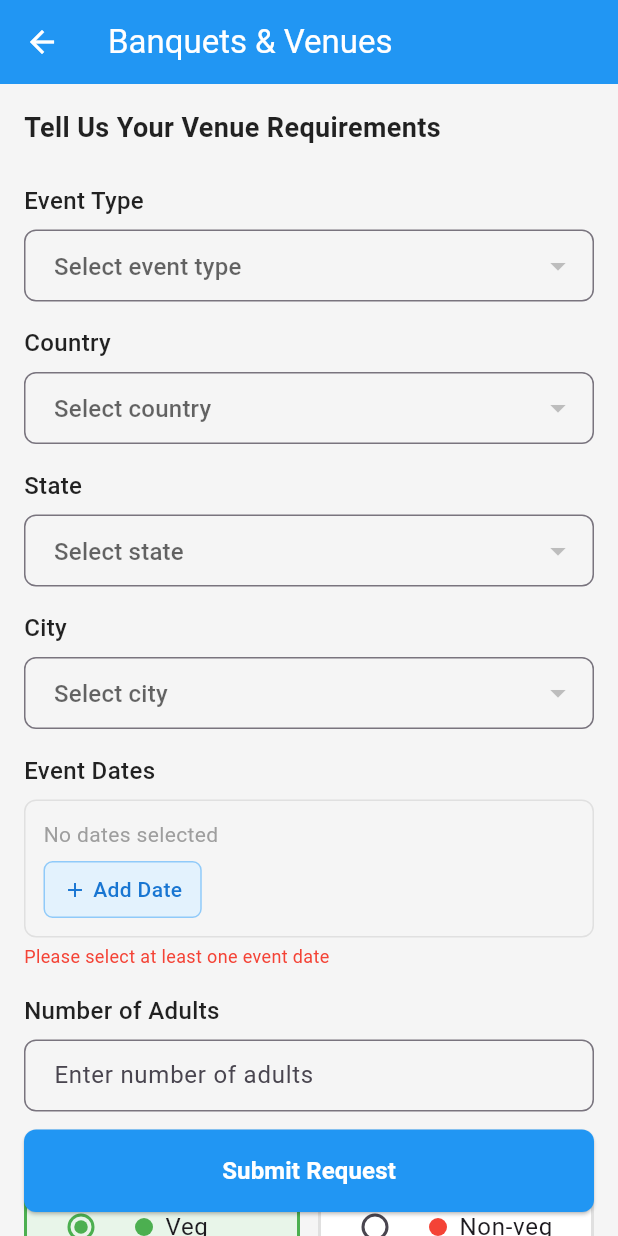
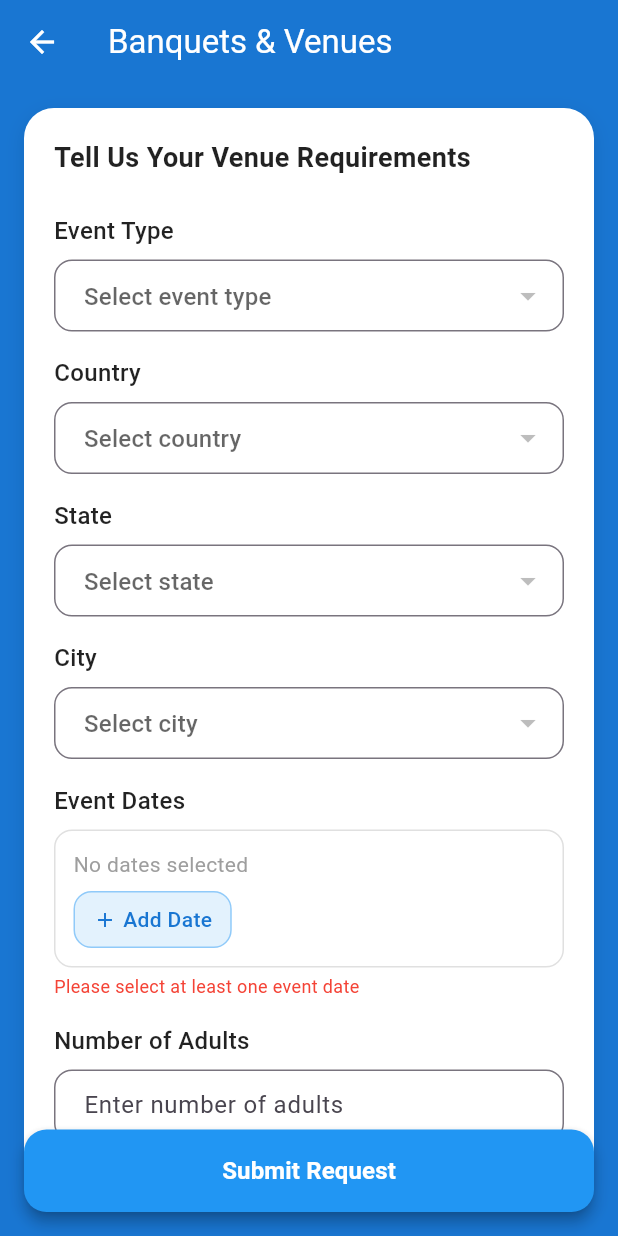
Before and after one commit to Aman-Pathak-0243/ssquad_assignment, a Flutter app: the BanquetFormScreen screen opened directly, on a phone screen of 412 x 824 dp. Run offline on Flutter 3.47's test engine with Material 3 defaults, Android fonts, the phone set to English and light mode, and no system bars; our stand-ins replace cached_network_image, dio, flutter_dotenv; network calls fail.

Commit message:
final version till update

```diff
--- a/frontend/lib/screens/banquet_form_screen.dart
+++ b/frontend/lib/screens/banquet_form_screen.dart
@@ -56,10 +56,16 @@ class _BanquetFormScreenState extends State<BanquetFormScreen> {
   @override
   Widget build(BuildContext context) {
     return Scaffold(
+      backgroundColor: const Color(0xFF1976D2), // Bluish background
       appBar: AppBar(
-        title: const Text('Banquets & Venues'),
+        title: const Text(
+          'Banquets & Venues',
+          style: TextStyle(color: Colors.white),
+        ),
+        backgroundColor: const Color(0xFF1976D2),
+        elevation: 0,
         leading: IconButton(
-          icon: const Icon(Icons.arrow_back),
+          icon: const Icon(Icons.arrow_back, color: Colors.white),
           onPressed: () => Navigator.pop(context),
         ),
       ),
@@ -70,9 +76,22 @@ class _BanquetFormScreenState extends State<BanquetFormScreen> {
             child: Column(
               children: [
                 Expanded(
+                  child: Container(
+                    margin: const EdgeInsets.all(16),
+                    decoration: BoxDecoration(
+                      color: Colors.white,
+                      borderRadius: BorderRadius.circular(20),
+                      boxShadow: [
+                        BoxShadow(
+                          color: Colors.black.withOpacity(0.1),
+                          blurRadius: 10,
+                          offset: const Offset(0, 4),
+                        ),
+                      ],
+                    ),
                     child: SingleChildScrollView(
                       controller: _scrollController,
-                    padding: const EdgeInsets.all(16),
+                      padding: const EdgeInsets.all(20),
                       child: Column(
                         crossAxisAlignment: CrossAxisAlignment.start,
                         children: [
@@ -111,8 +130,9 @@ class _BanquetFormScreenState extends State<BanquetFormScreen> {
                           const SizedBox(height: 16),
 
                           _buildNotesField(),
-                        const SizedBox(height: 100), // Extra space for FAB
+                          const SizedBox(height: 80), // Extra space for FAB
                         ],
+                      ),
                     ),
                   ),
                 ),
@@ -133,8 +153,9 @@ class _BanquetFormScreenState extends State<BanquetFormScreen> {
                 foregroundColor: Colors.white,
                 padding: const EdgeInsets.symmetric(vertical: 16),
                 shape: RoundedRectangleBorder(
-                  borderRadius: BorderRadius.circular(8),
+                  borderRadius: BorderRadius.circular(15), // More rounded
                 ),
+                elevation: 4,
               ),
               child: appState.isSubmittingRequest
                   ? const Row(
@@ -186,7 +207,7 @@ class _BanquetFormScreenState extends State<BanquetFormScreen> {
           decoration: InputDecoration(
             hintText: 'Select event type',
             border: OutlineInputBorder(
-              borderRadius: BorderRadius.circular(8),
+              borderRadius: BorderRadius.circular(12),
             ),
             contentPadding:
                 const EdgeInsets.symmetric(horizontal: 16, vertical: 12),
@@ -228,7 +249,7 @@ class _BanquetFormScreenState extends State<BanquetFormScreen> {
           decoration: InputDecoration(
             hintText: 'Select country',
             border: OutlineInputBorder(
-              borderRadius: BorderRadius.circular(8),
+              borderRadius: BorderRadius.circular(12),
             ),
             contentPadding:
                 const EdgeInsets.symmetric(horizontal: 16, vertical: 12),
@@ -268,21 +289,23 @@ class _BanquetFormScreenState extends State<BanquetFormScreen> {
         DropdownButtonFormField<Location>(
           value: _selectedState,
           decoration: InputDecoration(
-            hintText: 'Select state',
+            hintText:
+                appState.isLoadingStates ? 'Loading states...' : 'Select state',
             border: OutlineInputBorder(
-              borderRadius: BorderRadius.circular(8),
+              borderRadius: BorderRadius.circular(12),
             ),
             contentPadding:
                 const EdgeInsets.symmetric(horizontal: 16, vertical: 12),
           ),
-          validator: (value) => value == null ? 'Please select a state' : null,
-          items: appState.states.map((state) {
+          items: appState.states.isEmpty
+              ? []
+              : appState.states.map((state) {
                   return DropdownMenuItem<Location>(
                     value: state,
                     child: Text(state.name),
                   );
                 }).toList(),
-          onChanged: _selectedCountry == null
+          onChanged: (appState.states.isEmpty)
               ? null
               : (value) {
                   setState(() {
@@ -312,7 +335,7 @@ class _BanquetFormScreenState extends State<BanquetFormScreen> {
           decoration: InputDecoration(
             hintText: 'Select city',
             border: OutlineInputBorder(
-              borderRadius: BorderRadius.circular(8),
+              borderRadius: BorderRadius.circular(12),
             ),
             contentPadding:
                 const EdgeInsets.symmetric(horizontal: 16, vertical: 12),
@@ -354,7 +377,7 @@ class _BanquetFormScreenState extends State<BanquetFormScreen> {
           padding: const EdgeInsets.all(12),
           decoration: BoxDecoration(
             border: Border.all(color: Colors.grey[300]!),
-            borderRadius: BorderRadius.circular(8),
+            borderRadius: BorderRadius.circular(12),
           ),
           child: Column(
             crossAxisAlignment: CrossAxisAlignment.start,
@@ -397,7 +420,7 @@ class _BanquetFormScreenState extends State<BanquetFormScreen> {
                       const EdgeInsets.symmetric(vertical: 8, horizontal: 12),
                   decoration: BoxDecoration(
                     color: Colors.blue[50],
-                    borderRadius: BorderRadius.circular(6),
+                    borderRadius: BorderRadius.circular(12),
                     border: Border.all(color: Colors.blue[200]!),
                   ),
                   child: Row(
@@ -451,7 +474,7 @@ class _BanquetFormScreenState extends State<BanquetFormScreen> {
           decoration: InputDecoration(
             hintText: 'Enter number of adults',
             border: OutlineInputBorder(
-              borderRadius: BorderRadius.circular(8),
+              borderRadius: BorderRadius.circular(12),
             ),
             contentPadding:
                 const EdgeInsets.symmetric(horizontal: 16, vertical: 12),
@@ -495,13 +518,16 @@ class _BanquetFormScreenState extends State<BanquetFormScreen> {
                         : Colors.grey[300]!,
                     width: 2,
                   ),
-                  borderRadius: BorderRadius.circular(8),
+                  borderRadius: BorderRadius.circular(12),
                   color: _cateringPreference == 'veg'
                       ? Colors.green[50]
                       : Colors.white,
                 ),
                 child: RadioListTile<String>(
+                  contentPadding:
+                      const EdgeInsets.symmetric(horizontal: 8, vertical: 0),
                   title: Row(
+                    mainAxisSize: MainAxisSize.min,
                     children: [
                       Container(
                         width: 12,
@@ -511,8 +537,13 @@ class _BanquetFormScreenState extends State<BanquetFormScreen> {
                           shape: BoxShape.circle,
                         ),
                       ),
-                      const SizedBox(width: 8),
-                      const Text('Veg'),
+                      const SizedBox(width: 6),
+                      const Flexible(
+                        child: Text(
+                          'Veg',
+                          overflow: TextOverflow.ellipsis,
+                        ),
+                      ),
                     ],
                   ),
                   value: 'veg',
@@ -536,13 +567,16 @@ class _BanquetFormScreenState extends State<BanquetFormScreen> {
                         : Colors.grey[300]!,
                     width: 2,
                   ),
-                  borderRadius: BorderRadius.circular(8),
+                  borderRadius: BorderRadius.circular(12),
                   color: _cateringPreference == 'non-veg'
                       ? Colors.red[50]
                       : Colors.white,
                 ),
                 child: RadioListTile<String>(
+                  contentPadding:
+                      const EdgeInsets.symmetric(horizontal: 8, vertical: 0),
                   title: Row(
+                    mainAxisSize: MainAxisSize.min,
                     children: [
                       Container(
                         width: 12,
@@ -552,8 +586,13 @@ class _BanquetFormScreenState extends State<BanquetFormScreen> {
                           shape: BoxShape.circle,
                         ),
                       ),
-                      const SizedBox(width: 8),
-                      const Text('Non-veg'),
+                      const SizedBox(width: 6),
+                      const Flexible(
+                        child: Text(
+                          'Non-veg',
+                          overflow: TextOverflow.ellipsis,
+                        ),
+                      ),
                     ],
                   ),
                   value: 'non-veg',
@@ -622,8 +661,8 @@ class _BanquetFormScreenState extends State<BanquetFormScreen> {
               decoration: BoxDecoration(
                 border: Border.all(color: Colors.grey[300]!),
                 borderRadius: const BorderRadius.only(
-                  topLeft: Radius.circular(8),
-                  bottomLeft: Radius.circular(8),
+                  topLeft: Radius.circular(12),
+                  bottomLeft: Radius.circular(12),
                 ),
                 color: Colors.grey[100],
               ),
@@ -643,8 +682,8 @@ class _BanquetFormScreenState extends State<BanquetFormScreen> {
                   hintText: 'Enter budget amount',
                   border: OutlineInputBorder(
                     borderRadius: const BorderRadius.only(
-                      topRight: Radius.circular(8),
-                      bottomRight: Radius.circular(8),
+                      topRight: Radius.circular(12),
+                      bottomRight: Radius.circular(12),
                     ),
                   ),
                   contentPadding:
@@ -685,7 +724,7 @@ class _BanquetFormScreenState extends State<BanquetFormScreen> {
           value: _getOfferWithin,
           decoration: InputDecoration(
             border: OutlineInputBorder(
-              borderRadius: BorderRadius.circular(8),
+              borderRadius: BorderRadius.circular(12),
             ),
             contentPadding:
                 const EdgeInsets.symmetric(horizontal: 16, vertical: 12),
@@ -735,7 +774,7 @@ class _BanquetFormScreenState extends State<BanquetFormScreen> {
           decoration: InputDecoration(
             hintText: 'Any special requirements or additional information...',
             border: OutlineInputBorder(
-              borderRadius: BorderRadius.circular(8),
+              borderRadius: BorderRadius.circular(12),
             ),
             contentPadding:
                 const EdgeInsets.symmetric(horizontal: 16, vertical: 12),
```
Also changed, not shown: frontend/lib/screens/home_screen.dart (+123 -44 lines), 2 other files. Lines whose indentation alone changed are shown as unchanged.
